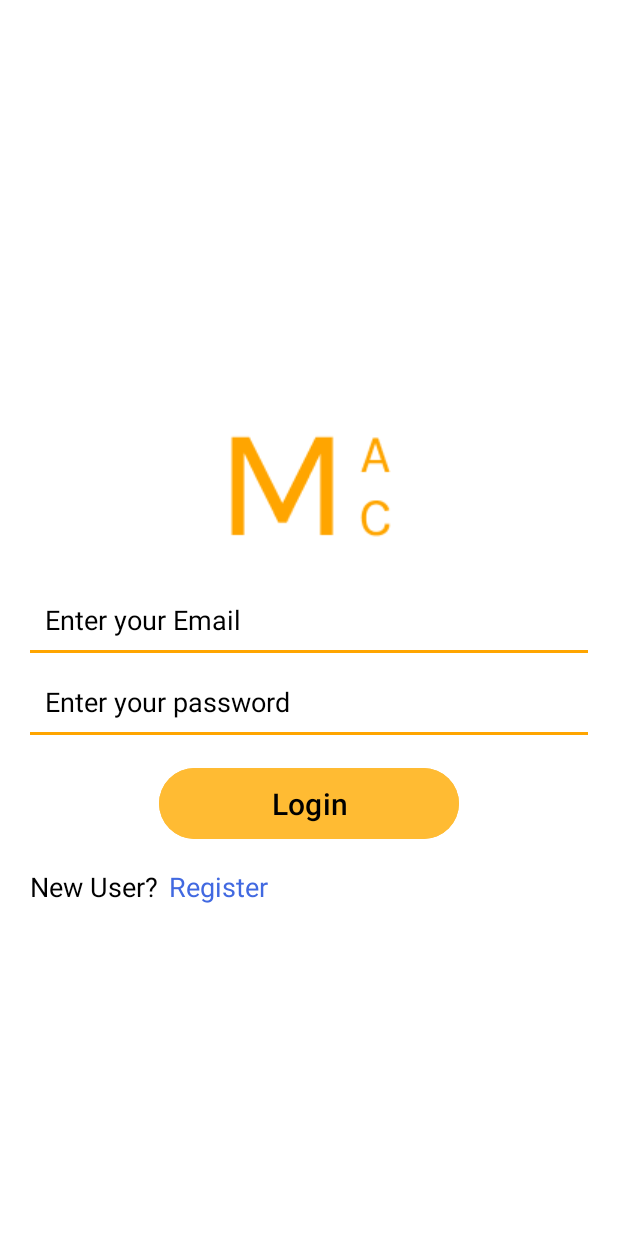
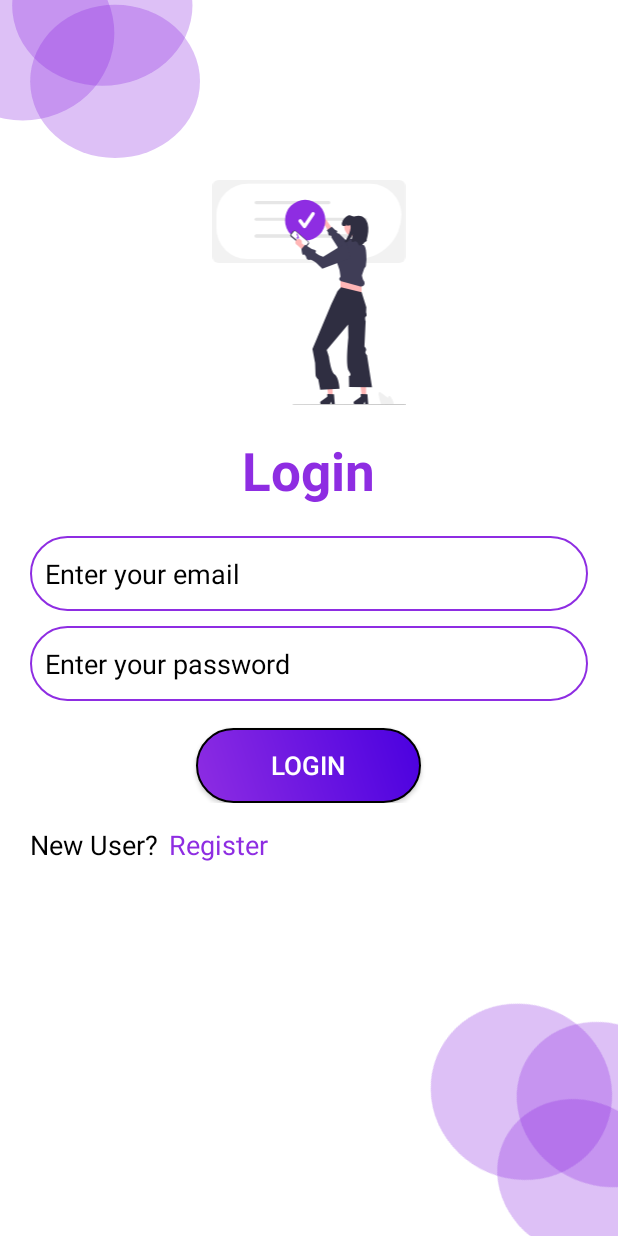
Before and after one commit to VijeshVS/MAC, an Android app: the screen it shows after launch (Login), on a phone screen of 412 x 824 dp. Run offline under Robolectric (Android 15) with nearby library versions, the phone set to English and light mode, and no system bars; our stand-ins replace Firebase (no records; nobody signed in at launch, a user with empty details on screens opened directly).

Commit message:
UI of Login Register Updated
Changed the color scheme to Gradient #8E2DE2 -> #4A00E0

```diff
--- /dev/null
+++ b/app/src/main/res/drawable/authentication.xml
@@ -0,0 +1,87 @@
+<vector xmlns:android="http://schemas.android.com/apk/res/android"
+    android:width="543.22dp"
+    android:height="633.6dp"
+    android:viewportWidth="543.22"
+    android:viewportHeight="633.6">
+  <path
+      android:pathData="M525.66,233.53L17.09,233.53a17.11,17.11 0,0 1,-17.09 -17.09L-0,17.09a17.11,17.11 0,0 1,17.09 -17.09L525.66,-0a17.11,17.11 0,0 1,17.09 17.09L542.75,216.44A17.11,17.11 0,0 1,525.66 233.53Z"
+      android:fillColor="#f2f2f2"/>
+  <path
+      android:pathData="M407.05,222.63L97.82,222.63a87.01,87.01 0,0 1,-86.92 -86.92L10.9,97.83a87.01,87.01 0,0 1,86.92 -86.92h347.12a87.01,87.01 0,0 1,86.92 86.92A124.94,124.94 0,0 1,407.05 222.63Z"
+      android:fillColor="#fff"/>
+  <path
+      android:pathData="M327.28,67.98L122.88,67.98a4.41,4.41 0,1 1,0 -8.82L327.28,59.16a4.41,4.41 0,0 1,0 8.82Z"
+      android:fillColor="#e6e6e6"/>
+  <path
+      android:pathData="M430.76,115.01L122.88,115.01a4.41,4.41 0,1 1,0 -8.82L430.76,106.19a4.41,4.41 0,0 1,0 8.82Z"
+      android:fillColor="#e6e6e6"/>
+  <path
+      android:pathData="M430.76,162.04L122.88,162.04a4.41,4.41 0,1 1,0 -8.82L430.76,153.22a4.41,4.41 0,0 1,0 8.82Z"
+      android:fillColor="#e6e6e6"/>
+  <path
+      android:pathData="M430.76,162.04L122.88,162.04a4.41,4.41 0,1 1,0 -8.82L430.76,153.22a4.41,4.41 0,0 1,0 8.82Z"
+      android:fillColor="#e6e6e6"/>
+  <path
+      android:pathData="M305.71,120.4a9.09,9.09 0,0 0,11.01 8.55l16.81,27.58 7.15,-15.18L323.62,117.49a9.14,9.14 0,0 0,-17.91 2.92Z"
+      android:fillColor="#ffb6b6"/>
+  <path
+      android:pathData="M431.86,199.44 L373.93,168.02 355.66,150.87s-7.94,-2.13 -5.02,-4.71 -5.41,-5.07 -5.41,-5.07l-9.81,-9.2L321.48,141.75l4.03,6.25s-0.28,10.35 5.39,8.36 4.25,6.59 4.25,6.59l33.85,52.47Z"
+      android:fillColor="#3f3d56"/>
+  <path
+      android:pathData="M260.85,113.25m-56.59,0a56.59,56.59 0,1 1,113.17 0a56.59,56.59 0,1 1,-113.17 0"
+      android:fillColor="#8e2de2"/>
+  <path
+      android:pathData="M432.04,611.6l-11.77,0l-5.6,-45.38l17.37,0l0,45.38z"
+      android:fillColor="#ffb6b6"/>
+  <path
+      android:pathData="M438.25,631.99h-8.44l-1.51,-7.97 -3.86,7.97L402.07,631.99a5.03,5.03 0,0 1,-2.86 -9.17l17.87,-12.34L417.09,602.42l18.8,1.12Z"
+      android:fillColor="#2f2e41"/>
+  <path
+      android:pathData="M337.94,611.6l-11.77,0l-5.6,-45.38l17.36,0l0,45.38z"
+      android:fillColor="#ffb6b6"/>
+  <path
+      android:pathData="M344.15,631.99h-8.44l-1.51,-7.97L330.35,631.99L307.97,631.99a5.03,5.03 0,0 1,-2.86 -9.17l17.87,-12.34L322.98,602.42l18.8,1.12Z"
+      android:fillColor="#2f2e41"/>
+  <path
+      android:pathData="M360.17,268.38h59.38v67.61h-59.38z"
+      android:fillColor="#ffb6b6"/>
+  <path
+      android:pathData="M361.55,301.73l-10.05,11.88L334.14,350.15 290.4,454.22l-9.25,22.01 7.47,38.91s1.21,27.41 1.21,31.9c0,9.14 7.64,14.2 7.64,14.2l5.61,29.2 54.36,-2.28s-1.9,-32.18 -13.28,-40.3 -16.62,-50.43 -16.62,-50.43l-6.19,-18.77 60.3,-71.48 0.39,24.99 0.19,12.09s-8.83,78.66 1.46,93.92 0.21,13.47 0.21,13.47l0.49,31.49 64.41,0.46L434.59,492.92s-7.22,-5.7 -3.35,-11.42 -3.74,-12.74 -3.74,-12.74l3.41,-70.77s-3.78,-12.22 0.67,-13.81 0.58,-12.1 0.58,-12.1l0.66,-13.7 -13.25,-42.48Z"
+      android:fillColor="#2f2e41"/>
+  <path
+      android:pathData="M420.47,268.38l6.4,-19.19 4.57,-6.4 1.83,-18.27c0,-49.34 -11,-41.12 -11,-41.12l-6.35,-17.35 -29.24,-0.91L367.94,182.96l-15.53,5.48 -6.08,31.6 11.11,33.72 2.74,18.27c-5.23,9.65 -4.79,5.09 -0.46,12.33l51.62,14.16c18.27,6.4 18.27,-10.05 14.61,-14.16C422.28,280.26 420.47,268.38 420.47,268.38Z"
+      android:fillColor="#3f3d56"/>
+  <path
+      android:pathData="M397.51,131.91m-27.1,0a27.1,27.1 0,1 1,54.2 0a27.1,27.1 0,1 1,-54.2 0"
+      android:fillColor="#ffb6b6"/>
+  <path
+      android:pathData="M371.12,174.63"
+      android:fillColor="#2f2e41"/>
+  <path
+      android:pathData="M433.69,168.08a3.33,3.33 0,0 1,-1.85 4.87c-3.64,1.21 -5.87,4.72 -8.49,7.54 -2.6,2.8 -6.8,5.13 -10.12,3.22 -3.32,-1.9 -3.54,-6.75 -6.32,-9.38 -2.7,-2.56 -7.2,-2.25 -10.38,-0.3l-0.1,0.06a3.35,3.35 0,0 1,-5.13 -3.41q1.67,-8.89 3.34,-17.77a59.76,59.76 0,0 1,-12.51 18.91,13.76 13.76,0 0,1 -5.43,3.82c-1.9,0.6 -3.75,-1.36 -5.59,-1 4.59,-4.01 20.01,-29.72 17.25,-46.9q-4.86,0.55 -9.73,1.1A8.94,8.94 0,0 0,376.46 124.72a10.51,10.51 0,0 1,-0.56 4.41c-1.35,0.16 -2.71,0.3 -4.07,0.46 -1.88,0.21 -3.93,0.39 -5.55,-0.59 -2.7,-1.64 -2.78,-5.54 -2.01,-8.61 2.25,-8.93 9.06,-16.39 17.4,-20.3 8.34,-3.9 10.81,4.79 19.6,2.01 17.36,-5.48 30.66,3.89 35.35,21.29C440.57,137.98 437.71,153.47 433.69,168.08Z"
+      android:fillColor="#2f2e41"/>
+  <path
+      android:pathData="M508.73,632.58L475.54,632.58l-0.14,-0.26c-0.42,-0.77 -0.83,-1.59 -1.22,-2.42 -3.42,-7.32 -4.86,-15.69 -6.14,-23.07l-0.96,-5.57a3.44,3.44 0,0 1,5.41 -3.36q7.57,5.5 15.14,11c1.91,1.39 4.09,3 6.18,4.74 0.2,-0.98 0.41,-1.96 0.62,-2.93a3.44,3.44 0,0 1,6.28 -1.09l3.88,6.24c2.83,4.56 5.33,9.04 4.82,13.89a0.76,0.76 0,0 1,-0.01 0.18,10.95 10.95,0 0,1 -0.56,2.33Z"
+      android:fillColor="#f0f0f0"/>
+  <path
+      android:pathData="M542.03,633.29l-315.36,0.31a1.19,1.19 0,0 1,0 -2.38l315.36,-0.31a1.19,1.19 0,0 1,0 2.38Z"
+      android:fillColor="#cacaca"/>
+  <path
+      android:pathData="M255.71,189.41l-34.69,-29.29a5.87,5.87 0,0 1,-0.7 -8.26l6.38,-7.56a5.87,5.87 0,0 1,8.26 -0.7l34.69,29.29a5.87,5.87 0,0 1,0.7 8.26l-6.38,7.56A5.87,5.87 0,0 1,255.71 189.41Z"
+      android:fillColor="#3f3d56"/>
+  <path
+      android:pathData="M222.84,152.47a3.16,3.16 0,0 0,0.38 4.45l34.69,29.29a3.16,3.16 0,0 0,4.45 -0.38l6.38,-7.56a3.16,3.16 0,0 0,-0.38 -4.45l-34.69,-29.29a3.16,3.16 0,0 0,-4.45 0.38Z"
+      android:fillColor="#fff"/>
+  <path
+      android:pathData="M243.21,163.86a1.33,1.33 0,0 1,-1.05 0.56l-5.45,0.13a1.33,1.33 0,1 1,-0.06 -2.67l3.57,-0.08 -3.51,-9.27a1.33,1.33 0,0 1,2.49 -0.95l4.18,11.03a1.33,1.33 0,0 1,-0.14 1.22Z"
+      android:fillColor="#8e2de2"/>
+  <path
+      android:pathData="M243.91,166.18a9.09,9.09 0,0 1,7.3 11.87l25.59,19.71 -15.87,5.46 -21.86,-19.55a9.14,9.14 0,0 1,4.85 -17.49Z"
+      android:fillColor="#ffb6b6"/>
+  <path
+      android:pathData="M377.11,175.93l-65.51,40.28s-26.41,-9.77 -21.25,-14.3 -11.27,-7.58 -11.27,-7.58l-18.15,-12.21 -10.53,12.24s1.92,19.89 5.19,16.44 8.15,5.96 8.15,5.96 1.44,10.5 10.74,7.86S308.71,249.68 308.71,249.68l80.62,-30.07Z"
+      android:fillColor="#3f3d56"/>
+  <path
+      android:pathData="M258.87,135.95a4.89,4.89 0,0 1,-3.91 -1.96l-12,-16a4.89,4.89 0,1 1,7.83 -5.87l7.85,10.47 20.16,-30.24a4.89,4.89 0,0 1,8.14 5.43l-24,35.99a4.89,4.89 0,0 1,-3.93 2.18C258.96,135.95 258.91,135.95 258.87,135.95Z"
+      android:fillColor="#fff"/>
+</vector>
--- /dev/null
+++ b/app/src/main/res/drawable/ellip_design.xml
@@ -0,0 +1,18 @@
+<vector xmlns:android="http://schemas.android.com/apk/res/android"
+    android:width="196dp"
+    android:height="175dp"
+    android:viewportWidth="196"
+    android:viewportHeight="175">
+  <path
+      android:pathData="M4,96a61,58 0,1 0,122 0a61,58 0,1 0,-122 0z"
+      android:fillColor="#8E2DE2"
+      android:fillAlpha="0.85"/>
+  <path
+      android:pathData="M45,53.5a60,53.5 0,1 0,120 0a60,53.5 0,1 0,-120 0z"
+      android:fillColor="#8E2DE2"
+      android:fillAlpha="0.8"/>
+  <path
+      android:pathData="M79,116a56.5,51 0,1 0,113 0a56.5,51 0,1 0,-113 0z"
+      android:fillColor="#8E2DE2"
+      android:fillAlpha="0.7"/>
+</vector>
--- /dev/null
+++ b/app/src/main/res/drawable/ellip_design_2.xml
@@ -0,0 +1,18 @@
+<vector xmlns:android="http://schemas.android.com/apk/res/android"
+    android:width="187dp"
+    android:height="163dp"
+    android:viewportWidth="187"
+    android:viewportHeight="163">
+  <path
+      android:pathData="M58,53.5a60,53.5 0,1 0,120 0a60,53.5 0,1 0,-120 0z"
+      android:fillColor="#8E2DE2"
+      android:fillAlpha="0.3"/>
+  <path
+      android:pathData="M4,72a61,58 0,1 0,122 0a61,58 0,1 0,-122 0z"
+      android:fillColor="#8E2DE2"
+      android:fillAlpha="0.3"/>
+  <path
+      android:pathData="M70,104a56.5,51 0,1 0,113 0a56.5,51 0,1 0,-113 0z"
+      android:fillColor="#8E2DE2"
+      android:fillAlpha="0.3"/>
+</vector>
--- /dev/null
+++ b/app/src/main/res/drawable/enterfield_style.xml
@@ -0,0 +1,17 @@
+<?xml version="1.0" encoding="utf-8"?>
+<shape xmlns:android="http://schemas.android.com/apk/res/android"
+    android:shape = "rectangle">
+
+    <stroke android:color="#8E2DE2" android:width="1.6sp"/>
+    <corners android:radius="50px"/>
+
+
+    <size android:width="200dp" android:height="50dp" />
+    <padding
+        android:left="10dp"
+        android:right="10dp"
+        android:top="5dp"
+        android:bottom="5dp" />
+
+
+</shape>
--- /dev/null
+++ b/app/src/main/res/drawable/login_button_style.xml
@@ -0,0 +1,21 @@
+<?xml version="1.0" encoding="utf-8"?>
+<shape xmlns:android="http://schemas.android.com/apk/res/android"
+    android:shape = "rectangle">
+    <solid android:color="#A020F0"/>
+    <stroke android:color="@color/black" android:width="1sp"/>
+    <corners android:radius="50px"/>
+    <gradient
+        android:startColor="#8E2DE2"
+        android:endColor="#4A00E0"
+        android:angle="45" />
+
+
+    <size android:width="200dp" android:height="50dp" />
+    <padding
+        android:left="10dp"
+        android:right="10dp"
+        android:top="5dp"
+        android:bottom="5dp" />
+
+
+</shape>
--- a/app/src/main/res/layout/activity_main2.xml
+++ b/app/src/main/res/layout/activity_main2.xml
@@ -1,20 +1,36 @@
 <?xml version="1.0" encoding="utf-8"?>
-<RelativeLayout xmlns:android="http://schemas.android.com/apk/res/android"
+
+
+    <RelativeLayout xmlns:android="http://schemas.android.com/apk/res/android"
     xmlns:app="http://schemas.android.com/apk/res-auto"
     xmlns:tools="http://schemas.android.com/tools"
     android:layout_width="match_parent"
     android:layout_height="match_parent"
     tools:context=".Login"
-    android:padding="20dp"
     android:background="#FFFFFF"
     >
 
+
+
+    <ImageView
+        android:layout_width="wrap_content"
+        android:layout_height="150sp"
+        android:layout_marginTop="120sp"
+        android:layout_marginBottom="20sp"
+        android:layout_centerHorizontal="true"
+        android:src="@drawable/authentication"
+        android:id="@+id/auth"
+       />
+
     <RelativeLayout
+        android:layout_below="@+id/auth"
         android:layout_width="wrap_content"
         android:layout_height="wrap_content"
         android:layout_centerVertical="true"
         android:layout_centerHorizontal="true"
-        android:id="@+id/relInput">
+        android:id="@+id/relInput"
+        android:paddingLeft="30px"
+        android:paddingRight="30px">
 
     <EditText
         android:id="@+id/edtTxt"
@@ -22,12 +38,14 @@
         android:layout_height="wrap_content"
         android:ems="10"
         android:inputType="text"
-        android:hint="Enter your Email"
-        android:layout_below="@id/ologo"
-        android:background="@drawable/edit_text_border"
+        android:hint="Enter your email"
+        android:layout_below="@id/loginHead"
+        android:background="@drawable/enterfield_style"
         android:padding="10sp"
         android:textColorHint="@color/black"
         android:textColor="@color/black"
+        android:layout_marginTop="20sp"
+
         />
 
 
@@ -41,33 +59,37 @@
         android:ems="10"
         android:inputType="textPassword"
         android:layout_below="@id/edtTxt"
-        android:background="@drawable/edit_text_border"
+        android:background="@drawable/enterfield_style"
         android:padding="10sp"
         android:textColorHint="@color/black"
         android:textColor="@color/black"
         />
 
-    <Button
-        android:layout_width="200sp"
-        android:layout_height="55sp"
+    <android.widget.Button
+        android:layout_width="150sp"
+        android:layout_height="50sp"
         android:text="Login"
-        android:textSize="20sp"
+        android:textSize="17sp"
         android:id="@+id/logButt"
         android:layout_below="@id/edtPass"
         android:layout_marginTop="18sp"
+
         android:layout_centerHorizontal="true"
-        android:backgroundTint="@android:color/holo_orange_light"
         android:drawablePadding="20sp"
-        android:textColor="#000000"
-
+        android:textColor="#FFFFFF"
+        android:background="@drawable/login_button_style"
         />
 
-    <ImageView
-        android:id="@+id/ologo"
+    <TextView
+        android:textStyle="bold"
+        android:id="@+id/loginHead"
+        android:text="Login"
+        android:textColor="#8E2DE2"
         android:layout_width="wrap_content"
         android:layout_height="wrap_content"
         android:src="@drawable/orangelogo"
-        android:layout_centerHorizontal="true"/>
+        android:layout_centerHorizontal="true"
+        android:textSize="35sp"/>
 
     </RelativeLayout>
 
@@ -76,6 +98,7 @@
         android:layout_width="match_parent"
         android:layout_height="wrap_content"
         android:layout_below="@+id/relInput"
+        android:paddingLeft="30px"
         >
         <TextView
             android:id="@+id/newUser"
@@ -93,12 +116,30 @@
             android:layout_marginLeft="7dp"
             android:layout_toRightOf="@id/newUser"
             android:text="Register"
-            android:textColor="#4169E1"
+            android:textColor="#8E2DE2"
             android:textSize="18sp"
             />
 
     </RelativeLayout>
 
+    <ImageView
+        android:id="@+id/imageView3"
+        android:layout_width="wrap_content"
+        android:layout_height="wrap_content"
+        app:srcCompat="@drawable/ellip_design_2"
+        android:layout_marginLeft="-50sp"
+        android:layout_marginTop="-50sp"/>
 
+    <ImageView
+        android:id="@+id/imageView5"
+        android:layout_width="wrap_content"
+        android:layout_height="wrap_content"
+        app:srcCompat="@drawable/ellip_design_2"
+        android:layout_marginRight="-50sp"
+        android:layout_marginBottom="-140sp"
+        android:layout_alignParentRight="true"
+        android:layout_alignParentBottom="true"
+        android:layout_below="@id/relInput"
+        android:rotation="28"/>
 
 </RelativeLayout>
--- a/app/src/main/res/layout/activity_register.xml
+++ b/app/src/main/res/layout/activity_register.xml
@@ -5,38 +5,39 @@
     android:layout_width="match_parent"
     android:layout_height="match_parent"
     tools:context=".Register"
-    android:padding="20sp"
     android:background="#FFFFFF">
 
     <RelativeLayout
+        android:id="@+id/regContainer"
         android:layout_width="wrap_content"
         android:layout_height="wrap_content"
         android:layout_centerHorizontal="true"
         android:layout_centerVertical="true"
+        android:paddingLeft="30px"
+        android:paddingRight="30px"
         >
 
         <TextView
+            android:textStyle="bold"
             android:id="@+id/registerHead"
             android:layout_width="wrap_content"
             android:layout_height="wrap_content"
             android:text="Register"
             android:layout_centerHorizontal="true"
             android:textSize="35sp"
-            android:textColor="#FFA500"
-            android:textFontWeight="1000"
+            android:textColor="#8E2DE2"
             android:layout_marginBottom="25sp"
-            android:layout_alignParentRight="true"
             />
 
 
         <EditText
             android:id="@+id/emailAdd"
             android:layout_width="match_parent"            android:layout_height="wrap_content"
-            android:background="@drawable/edit_text_border"
+            android:background="@drawable/enterfield_style"
             android:padding="10sp"
-            android:hint="Email Address"
+            android:hint="Email address"
             android:layout_below="@+id/registerHead"
-            android:layout_marginTop="15sp"
+            android:layout_marginTop="8sp"
             android:textColorHint="@color/black"
             android:textColor="@color/black"
             />
@@ -44,7 +45,7 @@
         <EditText
             android:id="@+id/firstPass"
             android:layout_width="match_parent"            android:layout_height="wrap_content"
-            android:background="@drawable/edit_text_border"
+            android:background="@drawable/enterfield_style"
             android:padding="10sp"
             android:hint="Password"
             android:inputType="textPassword"
@@ -58,7 +59,7 @@
             android:id="@+id/confPass"
             android:layout_width="match_parent"
             android:layout_height="wrap_content"
-            android:background="@drawable/edit_text_border"
+            android:background="@drawable/enterfield_style"
             android:padding="10sp"
             android:hint="Confirm Password"
             android:inputType="textPassword"
@@ -82,6 +83,7 @@
             android:layout_height="wrap_content"
             android:text="Already have a account? "
             android:layout_marginTop="20sp"
+            android:layout_marginLeft="10px"
             android:textSize="18sp"
             android:textColorHint="@color/black"
             android:textColor="@color/black"
@@ -94,13 +96,13 @@
             android:text="Login"
             android:layout_marginTop="20sp"
             android:layout_toRightOf="@id/loginLinkSide"
-            android:textColor="#4169E1"
+            android:textColor="#8E2DE2"
             android:textSize="18sp"
             />
 
         </RelativeLayout>
 
-        <Button
+        <android.widget.Button
             android:id="@+id/registerBtn"
             android:layout_width="wrap_content"
             android:layout_height="wrap_content"
@@ -108,13 +110,33 @@
             android:layout_below="@+id/accLay"
             android:layout_marginTop="20sp"
             android:layout_centerHorizontal="true"
-            android:textColor="@android:color/black"
-            android:backgroundTint="@android:color/holo_orange_light"
+            android:textColor="#FFFF"
             android:width="200sp"
-            android:textSize="20sp"
+            android:textSize="18sp"
+            android:background="@drawable/login_button_style"
             />
 
     </RelativeLayout>
 
+    <ImageView
+        android:id="@+id/imageView3"
+        android:layout_width="wrap_content"
+        android:layout_height="wrap_content"
+        app:srcCompat="@drawable/ellip_design_2"
+        android:layout_marginLeft="-50sp"
+        android:layout_marginTop="-50sp"/>
+
+    <ImageView
+        android:id="@+id/imageView5"
+        android:layout_width="wrap_content"
+        android:layout_height="wrap_content"
+        app:srcCompat="@drawable/ellip_design_2"
+        android:layout_marginRight="-55sp"
+        android:layout_marginBottom="-80sp"
+        android:layout_alignParentRight="true"
+        android:layout_alignParentBottom="true"
+        android:layout_below="@id/regContainer"
+        android:rotation="28"/>
+
 
 </RelativeLayout>
```
